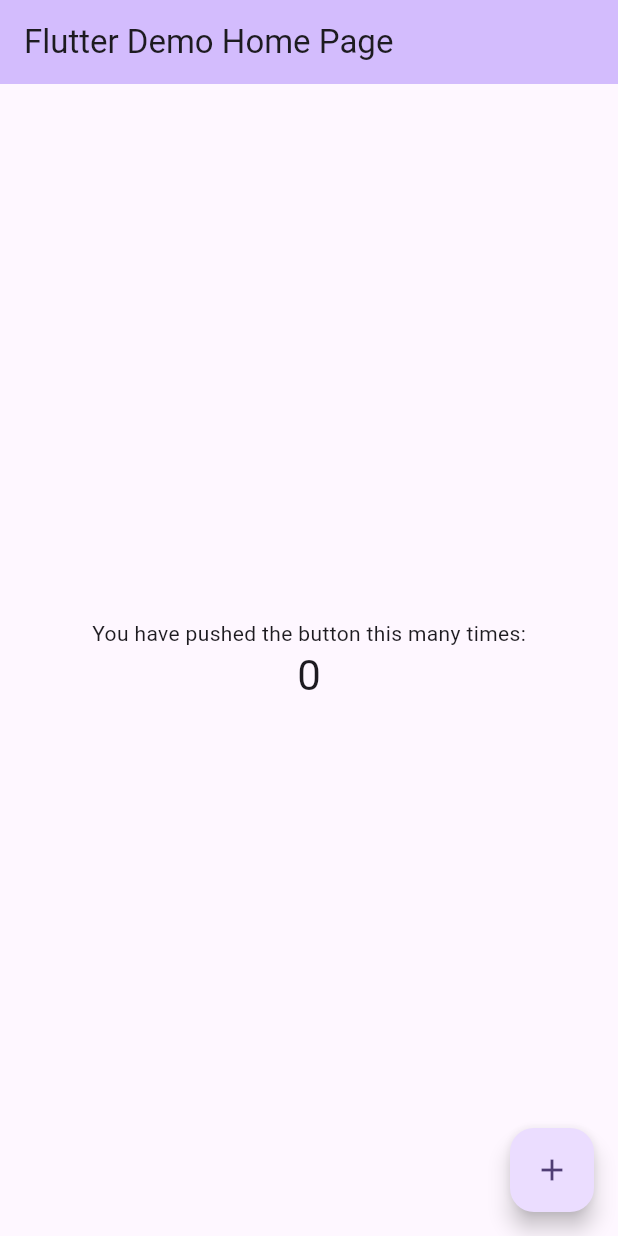
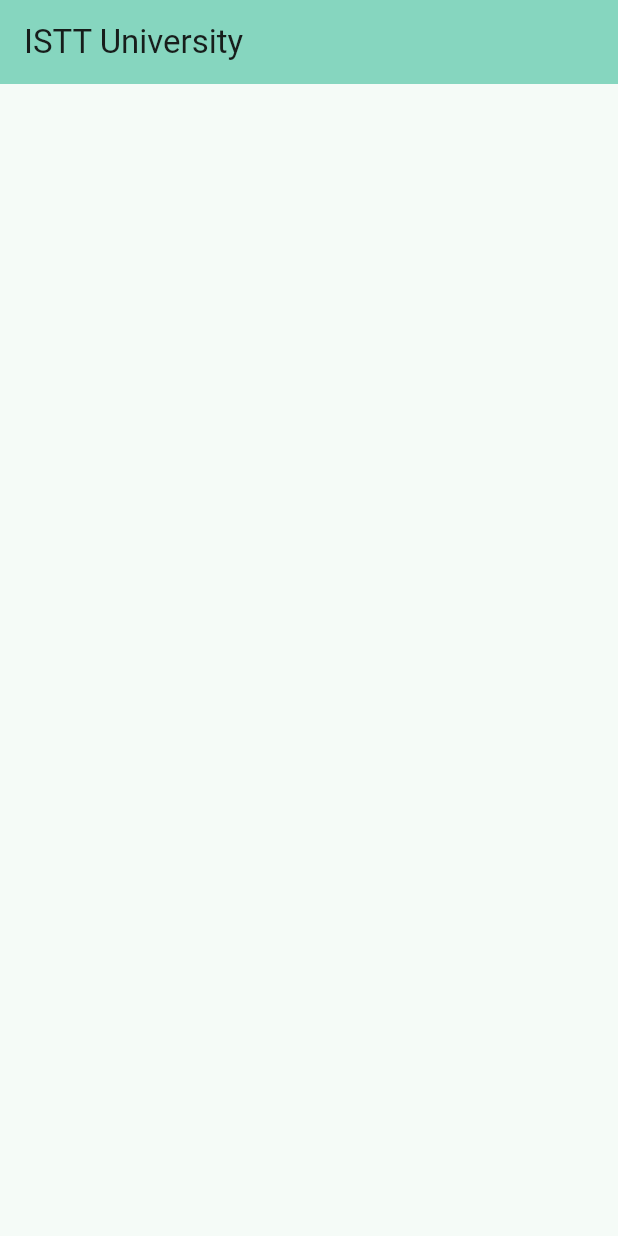
Before and after one commit to ratulhasanruhan/istt_university, a Flutter app: the screen it shows after launch, on a phone screen of 412 x 824 dp. Run offline on Flutter 3.47's test engine with Material 3 defaults, Android fonts, the light colour scheme and no system bars; our stand-ins replace get, google_fonts.

Commit message:
Initial setup

```diff
--- a/lib/main.dart
+++ b/lib/main.dart
@@ -1,4 +1,8 @@
 import 'package:flutter/material.dart';
+import 'package:get/get_navigation/src/root/get_material_app.dart';
+import 'package:google_fonts/google_fonts.dart';
+import 'package:istt_university/util/colors.dart';
+import 'package:istt_university/util/constants.dart';
 
 void main() {
   runApp(const MyApp());
@@ -7,119 +11,42 @@
 class MyApp extends StatelessWidget {
   const MyApp({super.key});
 
-  // This widget is the root of your application.
   @override
   Widget build(BuildContext context) {
-    return MaterialApp(
-      title: 'Flutter Demo',
+    return GetMaterialApp(
+      title: app_name,
+      debugShowCheckedModeBanner: false,
       theme: ThemeData(
-        // This is the theme of your application.
-        //
-        // TRY THIS: Try running your application with "flutter run". You'll see
-        // the application has a purple toolbar. Then, without quitting the app,
-        // try changing the seedColor in the colorScheme below to Colors.green
-        // and then invoke "hot reload" (save your changes or press the "hot
-        // reload" button in a Flutter-supported IDE, or press "r" if you used
-        // the command line to start the app).
-        //
-        // Notice that the counter didn't reset back to zero; the application
-        // state is not lost during the reload. To reset the state, use hot
-        // restart instead.
-        //
-        // This works for code too, not just values: Most code changes can be
-        // tested with just a hot reload.
-        colorScheme: ColorScheme.fromSeed(seedColor: Colors.deepPurple),
+        fontFamily: GoogleFonts.roboto().fontFamily,
+        colorScheme: ColorScheme.fromSeed(
+          seedColor: primaryColor,
+          onSecondary: secondaryColor,
+          onPrimary: primaryColor,
+        ),
         useMaterial3: true,
       ),
-      home: const MyHomePage(title: 'Flutter Demo Home Page'),
+      home: MyHomePage(),
     );
   }
 }
 
+
 class MyHomePage extends StatefulWidget {
-  const MyHomePage({super.key, required this.title});
-
-  // This widget is the home page of your application. It is stateful, meaning
-  // that it has a State object (defined below) that contains fields that affect
-  // how it looks.
-
-  // This class is the configuration for the state. It holds the values (in this
-  // case the title) provided by the parent (in this case the App widget) and
-  // used by the build method of the State. Fields in a Widget subclass are
-  // always marked "final".
-
-  final String title;
+  const MyHomePage({super.key});
 
   @override
   State<MyHomePage> createState() => _MyHomePageState();
 }
 
 class _MyHomePageState extends State<MyHomePage> {
-  int _counter = 0;
-
-  void _incrementCounter() {
-    setState(() {
-      // This call to setState tells the Flutter framework that something has
-      // changed in this State, which causes it to rerun the build method below
-      // so that the display can reflect the updated values. If we changed
-      // _counter without calling setState(), then the build method would not be
-      // called again, and so nothing would appear to happen.
-      _counter++;
-    });
-  }
 
   @override
   Widget build(BuildContext context) {
-    // This method is rerun every time setState is called, for instance as done
-    // by the _incrementCounter method above.
-    //
-    // The Flutter framework has been optimized to make rerunning build methods
-    // fast, so that you can just rebuild anything that needs updating rather
-    // than having to individually change instances of widgets.
     return Scaffold(
       appBar: AppBar(
-        // TRY THIS: Try changing the color here to a specific color (to
-        // Colors.amber, perhaps?) and trigger a hot reload to see the AppBar
-        // change color while the other colors stay the same.
         backgroundColor: Theme.of(context).colorScheme.inversePrimary,
-        // Here we take the value from the MyHomePage object that was created by
-        // the App.build method, and use it to set our appbar title.
-        title: Text(widget.title),
+        title: Text(app_name),
       ),
-      body: Center(
-        // Center is a layout widget. It takes a single child and positions it
-        // in the middle of the parent.
-        child: Column(
-          // Column is also a layout widget. It takes a list of children and
-          // arranges them vertically. By default, it sizes itself to fit its
-          // children horizontally, and tries to be as tall as its parent.
-          //
-          // Column has various properties to control how it sizes itself and
-          // how it positions its children. Here we use mainAxisAlignment to
-          // center the children vertically; the main axis here is the vertical
-          // axis because Columns are vertical (the cross axis would be
-          // horizontal).
-          //
-          // TRY THIS: Invoke "debug painting" (choose the "Toggle Debug Paint"
-          // action in the IDE, or press "p" in the console), to see the
-          // wireframe for each widget.
-          mainAxisAlignment: MainAxisAlignment.center,
-          children: <Widget>[
-            const Text(
-              'You have pushed the button this many times:',
-            ),
-            Text(
-              '$_counter',
-              style: Theme.of(context).textTheme.headlineMedium,
-            ),
-          ],
-        ),
-      ),
-      floatingActionButton: FloatingActionButton(
-        onPressed: _incrementCounter,
-        tooltip: 'Increment',
-        child: const Icon(Icons.add),
-      ), // This trailing comma makes auto-formatting nicer for build methods.
     );
   }
 }
--- /dev/null
+++ b/lib/util/colors.dart
@@ -0,0 +1,4 @@
+import 'dart:ui';
+
+Color primaryColor = const Color(0xFF12997F);
+Color secondaryColor = const Color(0xFFFFA873);
--- /dev/null
+++ b/lib/util/constants.dart
@@ -0,0 +1 @@
+const app_name = "ISTT University";
```
Also changed, not shown: pubspec.yaml (+11 -27 lines), pubspec.lock, 2 other files.
